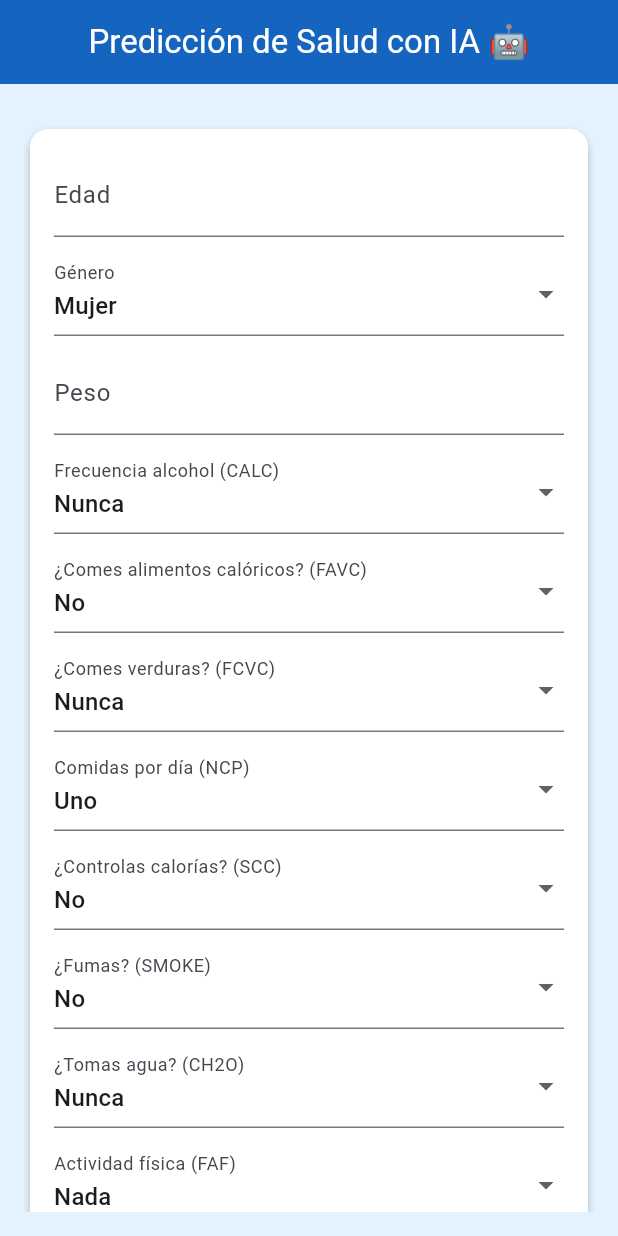
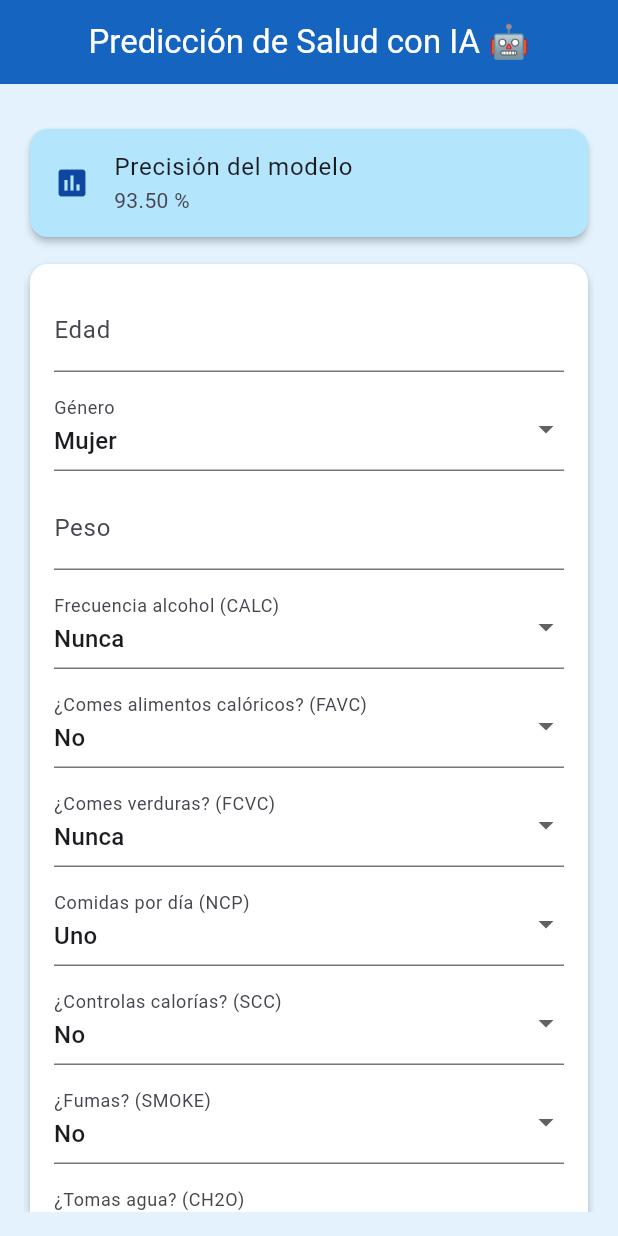
Before and after one commit to Ansc0307/Recetas, a Flutter app: the ObesityPredictorForm screen opened directly, on a phone screen of 412 x 824 dp. Run offline on Flutter 3.47's test engine with Material 3 defaults, Android fonts, the phone set to English and light mode, and no system bars; our stand-ins replace flutter_riverpod, flutter_tts, image_picker.

Commit message:
Ultimo arreglo

```diff
--- a/p_cookai-main/lib/screens/obesity_predictor_form.dart
+++ b/p_cookai-main/lib/screens/obesity_predictor_form.dart
@@ -64,6 +64,18 @@ class _ObesityPredictorFormState extends State<ObesityPredictorForm> {
           key: _formKey,
           child: ListView(
             children: [
+
+              const SizedBox(height: 10),
+              Card(
+                shape: RoundedRectangleBorder(borderRadius: BorderRadius.circular(12)),
+                color: Colors.lightBlue.shade100,
+                elevation: 2,
+                child: ListTile(
+                  leading: Icon(Icons.assessment, color: Colors.blue[900]),
+                  title: Text('Precisión del modelo'),
+                  subtitle: Text('${(modelAccuracy * 100).toStringAsFixed(2)} %'),
+                ),
+              ),
               const SizedBox(height: 10),
               Card(
                 color: Colors.white,
@@ -201,17 +213,7 @@ class _ObesityPredictorFormState extends State<ObesityPredictorForm> {
               else if (prediction != null)
                 LifestylePredictionCard(predictionCode: prediction!),
               const SizedBox(height: 20),
-              Card(
-                shape: RoundedRectangleBorder(borderRadius: BorderRadius.circular(12)),
-                color: Colors.lightBlue.shade100,
-                elevation: 2,
-                child: ListTile(
-                  leading: Icon(Icons.assessment, color: Colors.blue[900]),
-                  title: Text('Precisión del modelo'),
-                  subtitle: Text('${(modelAccuracy * 100).toStringAsFixed(2)} %'),
-                ),
-              ),
-              const SizedBox(height: 10),
+
             ],
           ),
         ),
```
